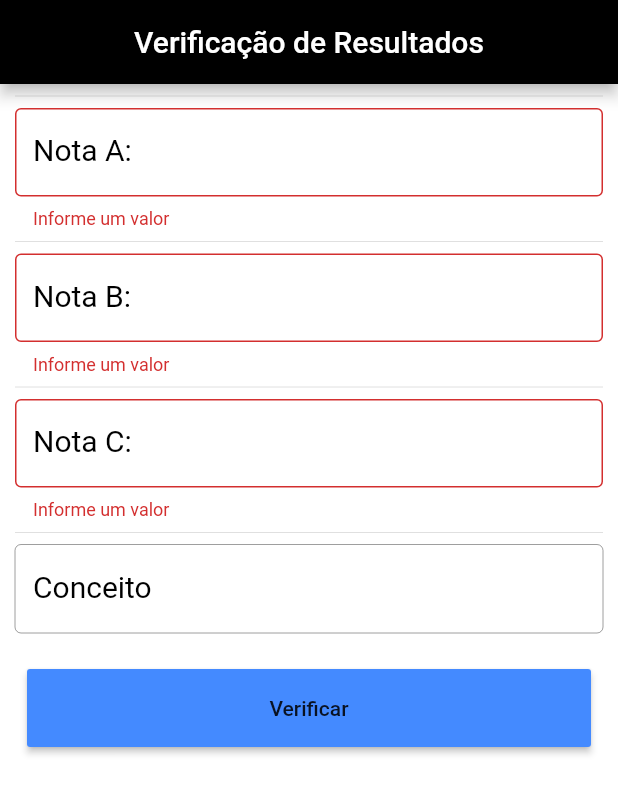
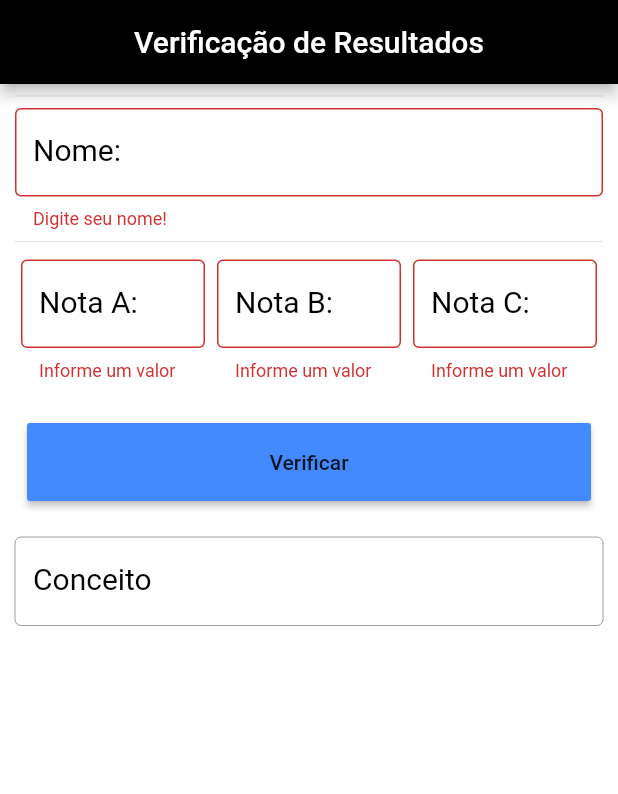
Before and after one commit to ricardom6/conceitoestudantil, a Flutter app: the screen it shows after launch, after a tap on "Verificar", on a phone screen of 412 x 824 dp. Shown: the top 794 px of the screen. Run offline on Flutter 3.47's test engine with Material 2 defaults, Android fonts, the phone set to English and light mode, and no system bars.

Commit message:
funcionando com coluna, linha e padding

```diff
--- a/lib/main.dart
+++ b/lib/main.dart
@@ -15,6 +15,7 @@ class _HomeState extends State<Home> {
   TextEditingController notaBController = TextEditingController();
   TextEditingController notaCController = TextEditingController();
   TextEditingController conceitoController = TextEditingController();
+  TextEditingController nomeController = TextEditingController();
   GlobalKey<FormState> _formKey = GlobalKey<FormState>();
 
   void _resetFields() {
@@ -71,6 +72,23 @@ class _HomeState extends State<Home> {
       size: 120,
       color: Colors.yellow,
     );*/
+    TextFormField tFNome = TextFormField(
+      keyboardType: TextInputType.text,
+      decoration: InputDecoration(
+        labelText: 'Nome:',
+        labelStyle: TextStyle(color: Colors.black, fontSize: 20),
+        border: OutlineInputBorder(),
+        //suffixText: "ºC",
+      ),
+      textAlign: TextAlign.center,
+      style: styleField,
+      controller: nomeController,
+      validator: (value) {
+        if (value.isEmpty) {
+          return "Digite seu nome!";
+        }
+      },
+    );
 
     TextFormField tFNotaA = TextFormField(
       keyboardType: TextInputType.number,
@@ -148,6 +166,34 @@ class _HomeState extends State<Home> {
       child: raisedButton,
     );
 
+    Padding pad = Padding(
+      padding: EdgeInsets.all(8.0),
+      child: tFNotaA,
+    );
+
+    Row row = Row(
+      children: <Widget>[
+        Expanded(
+          child: Padding(
+            padding: EdgeInsets.all(4.0),
+            child: tFNotaA
+          )),
+        Expanded(
+          child: Padding(
+              padding: EdgeInsets.all(4.0),
+              child: tFNotaB
+          )),
+        Expanded(
+          child: Padding(
+              padding: EdgeInsets.all(4.0),
+              child: tFNotaC
+          )),
+
+      ],
+    );
+
+
+
     //ListView column = ListView(
     //  padding: EdgeInsets.all(10),
     //  shrinkWrap: true,
@@ -156,14 +202,11 @@ class _HomeState extends State<Home> {
       children: <Widget>[
         //icon,
         Divider(),
-        tFNotaA,
+        tFNome,
         Divider(),
-        tFNotaB,
-        Divider(),
-        tFNotaC,
-        Divider(),
+        row,
+        containerBtn,
         tFConceito,
-        containerBtn,
       ],
     );
 
@@ -174,7 +217,7 @@ class _HomeState extends State<Home> {
 
     SingleChildScrollView singleChildScrollView = SingleChildScrollView(
       child: form,
-      padding: EdgeInsets.fromLTRB(10, 0, 10, 0),
+      padding: EdgeInsets.fromLTRB(10, 0, 10, 50),
     );
     //Container containerColuna =
     //  Container(padding: EdgeInsets.all(8), child: column);
```
